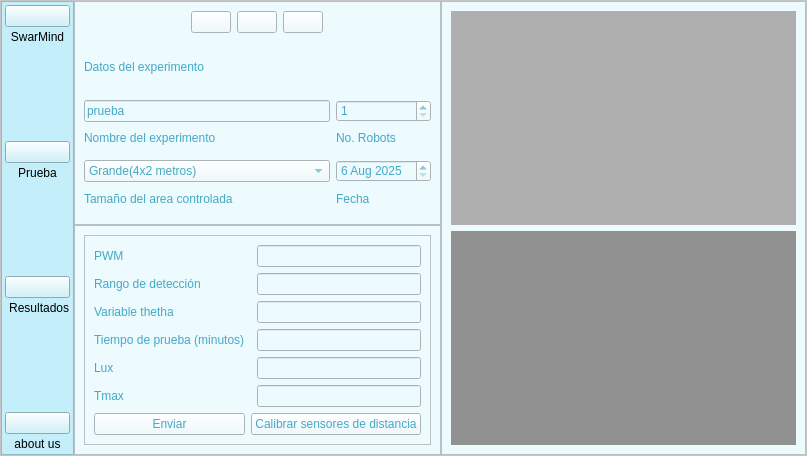
This is EnjambreMain.ui in jesuMiranda/SwarMind as Qt 5 draws it before an edit. The edited form follows.
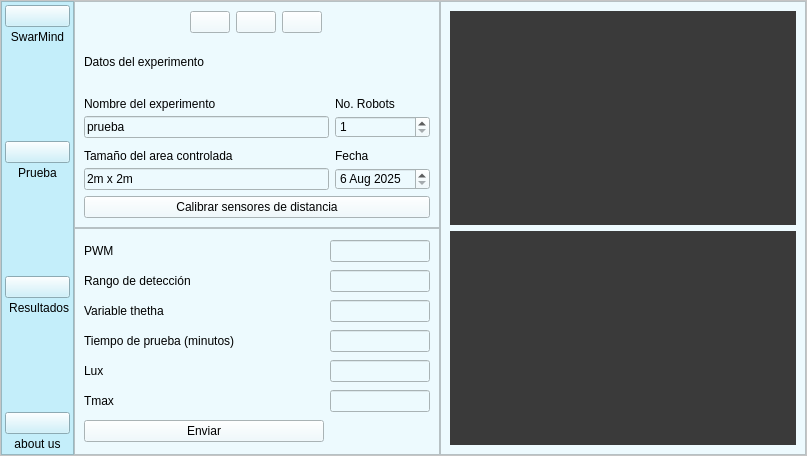
This is the edited form. Icons and pictures are not drawn.

Commit message: cambio de color Interfaz

```diff
--- a/EnjambreMain.ui
+++ b/EnjambreMain.ui
@@ -254,6 +254,35 @@
           <enum>QFrame::Raised</enum>
          </property>
          <layout class="QGridLayout" name="gridLayout_2">
+          <item row="3" column="0">
+           <layout class="QVBoxLayout" name="verticalLayout_3">
+            <property name="spacing">
+             <number>0</number>
+            </property>
+            <item>
+             <widget class="QLabel" name="sizelabel">
+              <property name="styleSheet">
+               <string notr="true">font: 10pt &quot;Tahoma&quot;;
+
+</string>
+              </property>
+              <property name="text">
+               <string>Tamaño del area controlada</string>
+              </property>
+             </widget>
+            </item>
+            <item>
+             <widget class="QLineEdit" name="lineEdit">
+              <property name="styleSheet">
+               <string notr="true">font: 12pt &quot;Tahoma&quot;;</string>
+              </property>
+              <property name="text">
+               <string>2m x 2m</string>
+              </property>
+             </widget>
+            </item>
+           </layout>
+          </item>
           <item row="0" column="0" colspan="2">
            <layout class="QHBoxLayout" name="horizontalLayout">
             <item>
@@ -349,7 +378,6 @@
              <widget class="QLabel" name="dataname">
               <property name="styleSheet">
                <string notr="true">font: 10pt &quot;Tahoma&quot;;
-color: rgb(68, 169, 197);
 </string>
               </property>
               <property name="text">
@@ -377,23 +405,11 @@
             <property name="spacing">
              <number>0</number>
             </property>
-            <item>
-             <widget class="QLineEdit" name="name">
-              <property name="styleSheet">
-               <string notr="true">font: 12pt &quot;Tahoma&quot;;
-color: rgb(68, 169, 197);
-</string>
-              </property>
-              <property name="text">
-               <string>prueba</string>
-              </property>
-             </widget>
-            </item>
             <item>
              <widget class="QLabel" name="namelabel">
               <property name="styleSheet">
                <string notr="true">font: 10pt &quot;Tahoma&quot;;
-color: rgb(68, 169, 197);
+
 </string>
               </property>
               <property name="text">
@@ -401,6 +417,17 @@
               </property>
              </widget>
             </item>
+            <item>
+             <widget class="QLineEdit" name="name">
+              <property name="styleSheet">
+               <string notr="true">font: 12pt &quot;Tahoma&quot;;
+</string>
+              </property>
+              <property name="text">
+               <string>prueba</string>
+              </property>
+             </widget>
+            </item>
            </layout>
           </item>
           <item row="2" column="1">
@@ -408,11 +435,22 @@
             <property name="spacing">
              <number>0</number>
             </property>
+            <item>
+             <widget class="QLabel" name="numberlabel">
+              <property name="styleSheet">
+               <string notr="true">font: 10pt &quot;Tahoma&quot;;
+
+</string>
+              </property>
+              <property name="text">
+               <string>No. Robots</string>
+              </property>
+             </widget>
+            </item>
             <item>
              <widget class="QSpinBox" name="NumRobot">
               <property name="styleSheet">
                <string notr="true">font: 12pt &quot;Tahoma&quot;;
-color: rgb(68, 169, 197);
 </string>
               </property>
               <property name="minimum">
@@ -423,61 +461,6 @@
               </property>
              </widget>
             </item>
-            <item>
-             <widget class="QLabel" name="numberlabel">
-              <property name="styleSheet">
-               <string notr="true">font: 10pt &quot;Tahoma&quot;;
-color: rgb(68, 169, 197);
-</string>
-              </property>
-              <property name="text">
-               <string>No. Robots</string>
-              </property>
-             </widget>
-            </item>
-           </layout>
-          </item>
-          <item row="3" column="0">
-           <layout class="QVBoxLayout" name="verticalLayout_3">
-            <property name="spacing">
-             <number>0</number>
-            </property>
-            <item>
-             <widget class="QComboBox" name="size">
-              <property name="styleSheet">
-               <string notr="true">font: 12pt &quot;Tahoma&quot;;
-color: rgb(68, 169, 197);
-</string>
-              </property>
-              <item>
-               <property name="text">
-                <string>Grande(4x2 metros)</string>
-               </property>
-              </item>
-              <item>
-               <property name="text">
-                <string>Mediano(3x1.5 metros)</string>
-               </property>
-              </item>
-              <item>
-               <property name="text">
-                <string>Pequeño(2x1 metros)</string>
-               </property>
-              </item>
-             </widget>
-            </item>
-            <item>
-             <widget class="QLabel" name="sizelabel">
-              <property name="styleSheet">
-               <string notr="true">font: 10pt &quot;Tahoma&quot;;
-color: rgb(68, 169, 197);
-</string>
-              </property>
-              <property name="text">
-               <string>Tamaño del area controlada</string>
-              </property>
-             </widget>
-            </item>
            </layout>
           </item>
           <item row="3" column="1">
@@ -485,11 +468,23 @@
             <property name="spacing">
              <number>0</number>
             </property>
+            <item>
+             <widget class="QLabel" name="labeldate">
+              <property name="styleSheet">
+               <string notr="true">font: 10pt &quot;Tahoma&quot;;
+
+</string>
+              </property>
+              <property name="text">
+               <string>Fecha</string>
+              </property>
+             </widget>
+            </item>
             <item>
              <widget class="QDateEdit" name="Fecha">
               <property name="styleSheet">
                <string notr="true">font: 12pt &quot;Tahoma&quot;;
-color: rgb(68, 169, 197);
+
 </string>
               </property>
               <property name="minimumDate">
@@ -501,19 +496,18 @@
               </property>
              </widget>
             </item>
-            <item>
-             <widget class="QLabel" name="labeldate">
+           </layout>
+          </item>
+          <item row="4" column="0" colspan="2">
+           <widget class="QPushButton" name="levelbutton">
               <property name="styleSheet">
                <string notr="true">font: 10pt &quot;Tahoma&quot;;
-color: rgb(68, 169, 197);
 </string>
               </property>
               <property name="text">
-               <string>Fecha</string>
-              </property>
-             </widget>
-            </item>
-           </layout>
+             <string>Calibrar sensores de distancia</string>
+            </property>
+           </widget>
           </item>
          </layout>
         </widget>
@@ -530,20 +524,20 @@
           <enum>QFrame::Raised</enum>
          </property>
          <layout class="QGridLayout" name="gridLayout_4">
-          <item row="0" column="0">
-           <widget class="QLabel" name="camara">
-            <property name="styleSheet">
-             <string notr="true">background-color: rgb(175, 175, 175);</string>
-            </property>
-            <property name="text">
-             <string/>
-            </property>
-           </widget>
-          </item>
-          <item row="1" column="0">
+          <item row="2" column="0">
            <widget class="QLabel" name="plot">
             <property name="styleSheet">
-             <string notr="true">background-color: rgb(145, 145, 145);</string>
+             <string notr="true">background-color: rgb(58, 58, 58);</string>
+            </property>
+            <property name="text">
+             <string/>
+            </property>
+           </widget>
+          </item>
+          <item row="0" column="0">
+           <widget class="QLabel" name="camara">
+            <property name="styleSheet">
+             <string notr="true">background-color: rgb(58, 58, 58);</string>
             </property>
             <property name="text">
              <string/>
@@ -554,18 +548,6 @@
         </widget>
        </item>
        <item row="1" column="1">
-        <widget class="QFrame" name="bloque2">
-         <property name="styleSheet">
-          <string notr="true">background-color: rgb(237, 250, 254);</string>
-         </property>
-         <property name="frameShape">
-          <enum>QFrame::StyledPanel</enum>
-         </property>
-         <property name="frameShadow">
-          <enum>QFrame::Raised</enum>
-         </property>
-         <layout class="QGridLayout" name="gridLayout_3">
-          <item row="0" column="0">
            <widget class="QFrame" name="frame">
             <property name="styleSheet">
              <string notr="true">background-color: rgb(237, 250, 254);</string>
@@ -576,24 +558,12 @@
             <property name="frameShadow">
              <enum>QFrame::Raised</enum>
             </property>
-            <layout class="QGridLayout" name="gridLayout_6">
-             <item row="3" column="0">
-              <widget class="QLabel" name="tiempo">
-               <property name="styleSheet">
-                <string notr="true">font: 10pt &quot;Tahoma&quot;;
-color: rgb(68, 169, 197);
-</string>
-               </property>
-               <property name="text">
-                <string>Tiempo de prueba (minutos)</string>
-               </property>
-              </widget>
-             </item>
+         <layout class="QGridLayout" name="gridLayout_3">
              <item row="0" column="0">
               <widget class="QLabel" name="vel">
                <property name="styleSheet">
                 <string notr="true">font: 10pt &quot;Tahoma&quot;;
-color: rgb(68, 169, 197);
+
 </string>
                </property>
                <property name="text">
@@ -601,11 +571,59 @@
                </property>
               </widget>
              </item>
-             <item row="2" column="0" colspan="2">
+          <item row="0" column="1">
+           <widget class="QLineEdit" name="vel_motor">
+            <property name="maximumSize">
+             <size>
+              <width>100</width>
+              <height>16777215</height>
+             </size>
+            </property>
+            <property name="styleSheet">
+             <string notr="true">font: 12pt &quot;Tahoma&quot;;
+color: rgb(68, 169, 197);
+</string>
+            </property>
+            <property name="text">
+             <string/>
+            </property>
+           </widget>
+          </item>
+          <item row="1" column="0">
+           <widget class="QLabel" name="deteccion">
+            <property name="styleSheet">
+             <string notr="true">font: 10pt &quot;Tahoma&quot;;
+
+</string>
+            </property>
+            <property name="text">
+             <string>Rango de detección</string>
+            </property>
+           </widget>
+          </item>
+          <item row="1" column="1">
+           <widget class="QLineEdit" name="ran_detec">
+            <property name="maximumSize">
+             <size>
+              <width>100</width>
+              <height>16777215</height>
+             </size>
+            </property>
+            <property name="styleSheet">
+             <string notr="true">font: 12pt &quot;Tahoma&quot;;
+color: rgb(68, 169, 197);
+</string>
+            </property>
+            <property name="text">
+             <string/>
+            </property>
+           </widget>
+          </item>
+          <item row="2" column="0">
               <widget class="QLabel" name="alpha">
                <property name="styleSheet">
                 <string notr="true">font: 10pt &quot;Tahoma&quot;;
-color: rgb(68, 169, 197);
+
 </string>
                </property>
                <property name="text">
@@ -613,8 +631,44 @@
                </property>
               </widget>
              </item>
-             <item row="2" column="2">
+          <item row="2" column="1">
               <widget class="QLineEdit" name="thetha_luz">
+            <property name="maximumSize">
+             <size>
+              <width>100</width>
+              <height>16777215</height>
+             </size>
+            </property>
+            <property name="styleSheet">
+             <string notr="true">font: 12pt &quot;Tahoma&quot;;
+color: rgb(68, 169, 197);
+</string>
+            </property>
+            <property name="text">
+             <string/>
+            </property>
+           </widget>
+          </item>
+          <item row="3" column="0">
+           <widget class="QLabel" name="tiempo">
+            <property name="styleSheet">
+             <string notr="true">font: 10pt &quot;Tahoma&quot;;
+
+</string>
+            </property>
+            <property name="text">
+             <string>Tiempo de prueba (minutos)</string>
+            </property>
+           </widget>
+          </item>
+          <item row="3" column="1">
+           <widget class="QLineEdit" name="tiempo_prueba">
+            <property name="maximumSize">
+             <size>
+              <width>100</width>
+              <height>16777215</height>
+             </size>
+            </property>
                <property name="styleSheet">
                 <string notr="true">font: 12pt &quot;Tahoma&quot;;
 color: rgb(68, 169, 197);
@@ -629,7 +683,7 @@
               <widget class="QLabel" name="tiempo_2">
                <property name="styleSheet">
                 <string notr="true">font: 10pt &quot;Tahoma&quot;;
-color: rgb(68, 169, 197);
+
 </string>
                </property>
                <property name="text">
@@ -637,8 +691,14 @@
                </property>
               </widget>
              </item>
-             <item row="4" column="2">
+          <item row="4" column="1">
               <widget class="QLineEdit" name="Lux_lit">
+            <property name="maximumSize">
+             <size>
+              <width>100</width>
+              <height>16777215</height>
+             </size>
+            </property>
                <property name="styleSheet">
                 <string notr="true">font: 12pt &quot;Tahoma&quot;;
 color: rgb(68, 169, 197);
@@ -653,7 +713,6 @@
               <widget class="QLabel" name="label_2">
                <property name="styleSheet">
                 <string notr="true">font: 10pt &quot;Tahoma&quot;;
-color: rgb(68, 169, 197);
 </string>
                </property>
                <property name="text">
@@ -661,91 +720,33 @@
                </property>
               </widget>
              </item>
+          <item row="5" column="1">
+           <widget class="QLineEdit" name="Tmax_var">
+            <property name="maximumSize">
+             <size>
+              <width>100</width>
+              <height>16777215</height>
+             </size>
+            </property>
+            <property name="styleSheet">
+             <string notr="true">font: 12pt &quot;Tahoma&quot;;
+color: rgb(68, 169, 197);
+</string>
+            </property>
+            <property name="text">
+             <string/>
+            </property>
+           </widget>
+          </item>
              <item row="6" column="0">
               <widget class="QPushButton" name="enviarButton">
                <property name="styleSheet">
                 <string notr="true">font: 10pt &quot;Tahoma&quot;;
-color: rgb(68, 169, 197);
 </string>
                </property>
                <property name="text">
                 <string>Enviar</string>
                </property>
-              </widget>
-             </item>
-             <item row="1" column="0">
-              <widget class="QLabel" name="deteccion">
-               <property name="styleSheet">
-                <string notr="true">font: 10pt &quot;Tahoma&quot;;
-color: rgb(68, 169, 197);
-</string>
-               </property>
-               <property name="text">
-                <string>Rango de detección</string>
-               </property>
-              </widget>
-             </item>
-             <item row="0" column="2">
-              <widget class="QLineEdit" name="vel_motor">
-               <property name="styleSheet">
-                <string notr="true">font: 12pt &quot;Tahoma&quot;;
-color: rgb(68, 169, 197);
-</string>
-               </property>
-               <property name="text">
-                <string/>
-               </property>
-              </widget>
-             </item>
-             <item row="6" column="1" colspan="2">
-              <widget class="QPushButton" name="levelbutton">
-               <property name="styleSheet">
-                <string notr="true">font: 10pt &quot;Tahoma&quot;;
-color: rgb(68, 169, 197);
-</string>
-               </property>
-               <property name="text">
-                <string>Calibrar sensores de distancia</string>
-               </property>
-              </widget>
-             </item>
-             <item row="5" column="2">
-              <widget class="QLineEdit" name="Tmax_var">
-               <property name="styleSheet">
-                <string notr="true">font: 12pt &quot;Tahoma&quot;;
-color: rgb(68, 169, 197);
-</string>
-               </property>
-               <property name="text">
-                <string/>
-               </property>
-              </widget>
-             </item>
-             <item row="1" column="2">
-              <widget class="QLineEdit" name="ran_detec">
-               <property name="styleSheet">
-                <string notr="true">font: 12pt &quot;Tahoma&quot;;
-color: rgb(68, 169, 197);
-</string>
-               </property>
-               <property name="text">
-                <string/>
-               </property>
-              </widget>
-             </item>
-             <item row="3" column="2">
-              <widget class="QLineEdit" name="tiempo_prueba">
-               <property name="styleSheet">
-                <string notr="true">font: 12pt &quot;Tahoma&quot;;
-color: rgb(68, 169, 197);
-</string>
-               </property>
-               <property name="text">
-                <string/>
-               </property>
-              </widget>
-             </item>
-            </layout>
            </widget>
           </item>
          </layout>
```
Lines whose indentation alone changed are shown as unchanged. The commit also changes 1 other file.
